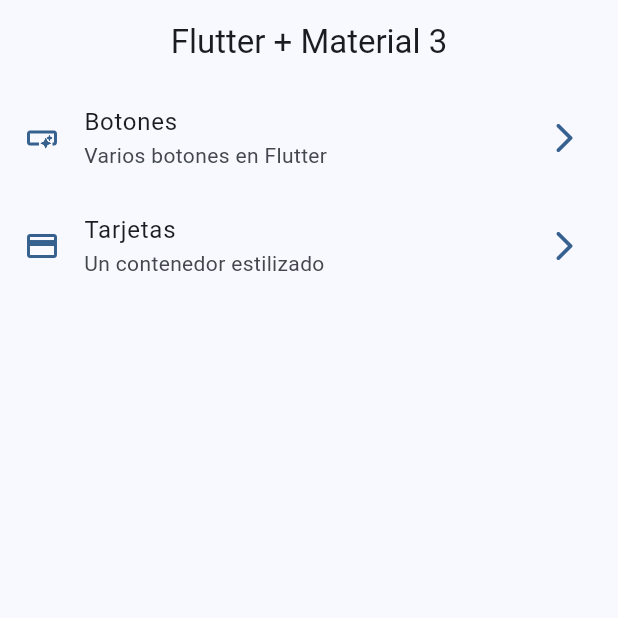
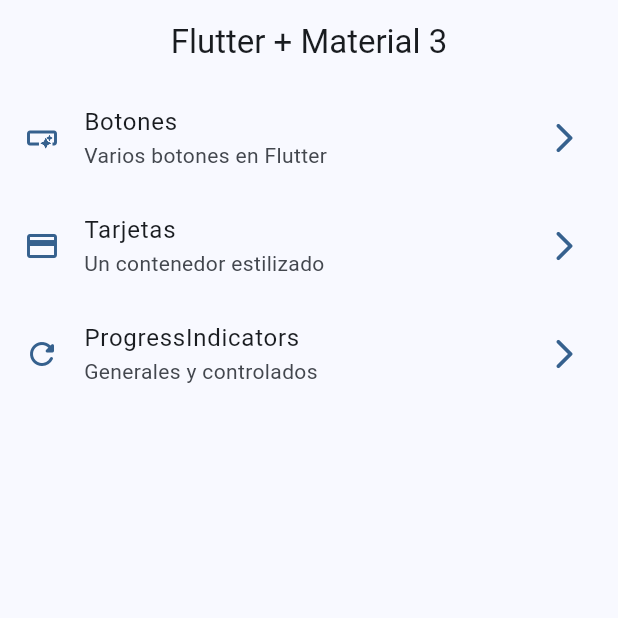
Before and after one commit to richrdPere/13-Widges-Flutter, a Flutter app: the screen it shows after launch, on a phone screen of 412 x 824 dp, the top half of it. Run offline on Flutter 3.47's test engine with Material 3 defaults, Android fonts, the phone set to English and light mode, and no system bars; our stand-ins replace go_router.

Commit message:
progress indicators terminado

```diff
--- a/lib/src/config/menu/menu_items.dart
+++ b/lib/src/config/menu/menu_items.dart
@@ -29,4 +29,11 @@
     icon: Icons.credit_card,
   ),
 
+   MenuItem(
+    title: 'ProgressIndicators',
+    subTitle: 'Generales y controlados',
+    link: '/progress',
+    icon: Icons.refresh_rounded,
+  ),
+
 ];
--- a/lib/src/config/router/app_router.dart
+++ b/lib/src/config/router/app_router.dart
@@ -30,5 +30,11 @@
         return const CardsScreen();
       },
     ),
+
+    GoRoute(
+      path: '/progress',
+      name: ProgressScreen.name,
+      builder: (context, state) => const ProgressScreen(),
+    ),
   ],
 );
```
Also changed, not shown: lib/src/presentation/screens/progress/progress_screen.dart (+68 -2 lines).
